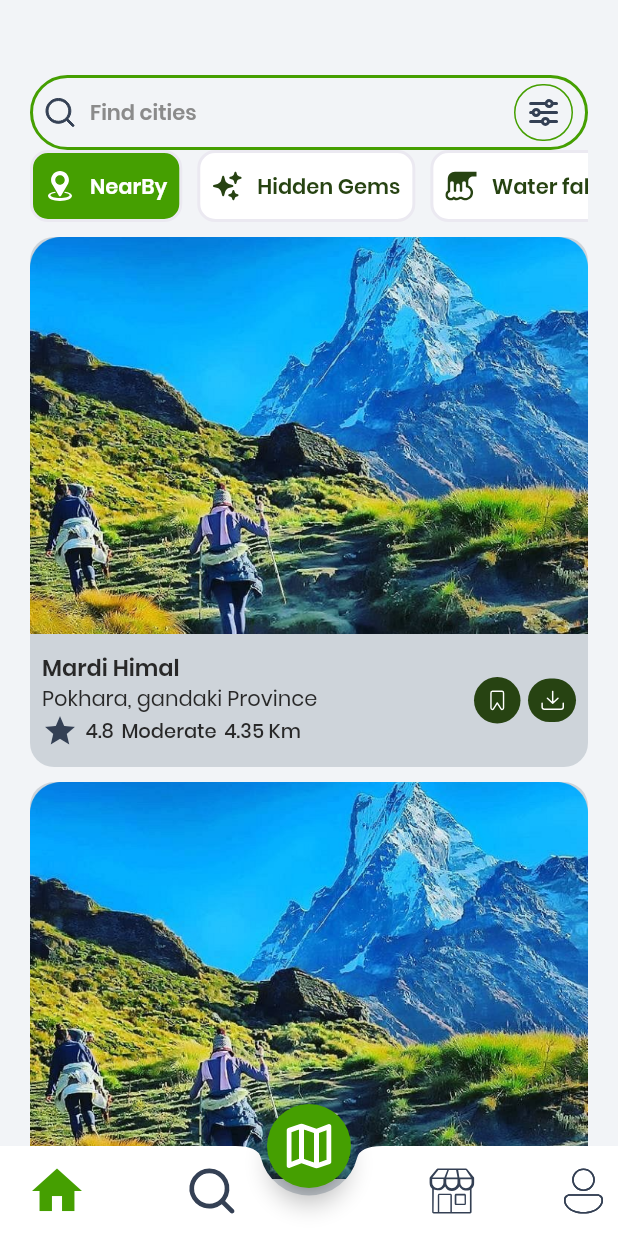
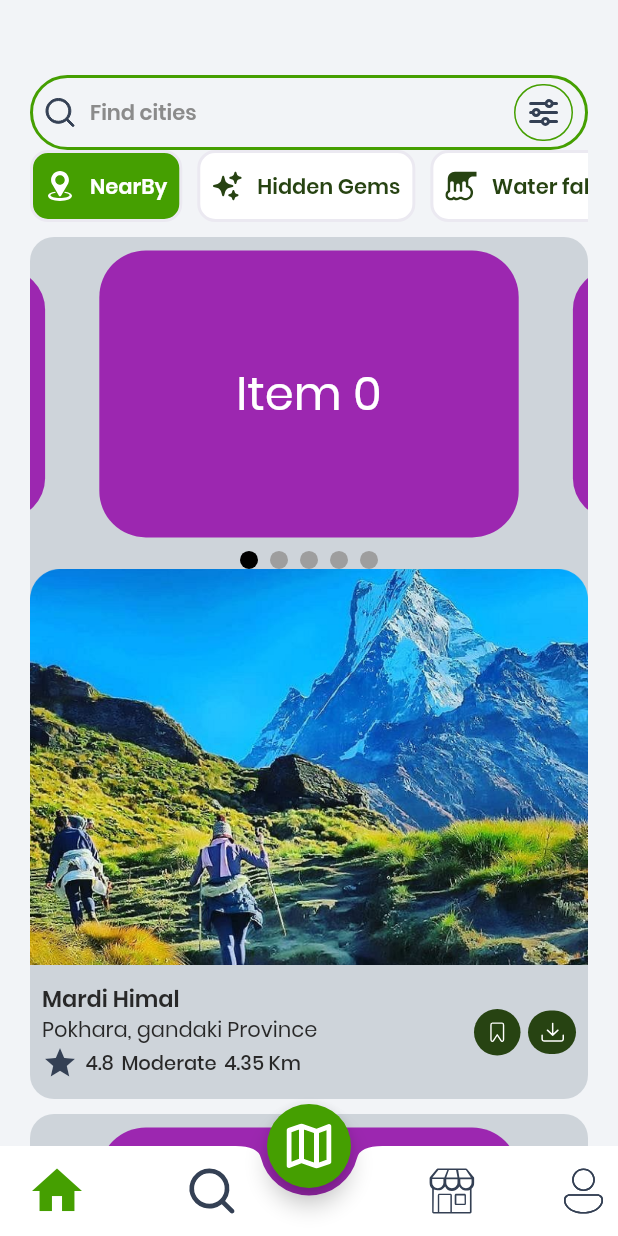
Before and after one commit to sandeshchapagai/goreto_application, a Flutter app: the screen it shows after launch, on a phone screen of 412 x 824 dp. Run offline on Flutter 3.47's test engine with Material 3 defaults, Android fonts, the phone set to English and light mode, and no system bars; drawn by our look-alikes of carousel_slider; our stand-ins replace equatable, flutter_bloc, flutter_dotenv, flutter_secure_storage, flutter_svg, fluttertoast and 2 more; key blocks and very long unbroken strings in the code were emptied for the run.

Commit message:
wip:home ui carousel

```diff
--- a/lib/presentation/screens/main/home/components/widgets/custom_home_card_widget.dart
+++ b/lib/presentation/screens/main/home/components/widgets/custom_home_card_widget.dart
@@ -1,3 +1,4 @@
+import 'package:carousel_slider/carousel_slider.dart';
 import 'package:flutter/material.dart';
 import 'package:goreto_app/core/app/constants/dimensions.dart';
 import 'package:goreto_app/core/app/constants/font_size.dart';
@@ -8,9 +9,33 @@ import 'package:goreto_app/presentation/widgets/custom_image_asset_widget.dart';
 import 'package:goreto_app/presentation/widgets/custom_svg_widget.dart';
 import 'package:goreto_app/utils/theme_extensions.dart';
 
-class CustomHomeCardWidget extends StatelessWidget {
+class CustomHomeCardWidget extends StatefulWidget {
   final String? image;
   const CustomHomeCardWidget({super.key, this.image});
+
+  @override
+  State<CustomHomeCardWidget> createState() => _CustomHomeCardWidgetState();
+}
+
+class _CustomHomeCardWidgetState extends State<CustomHomeCardWidget> {
+  int _currentIndex = 0;
+  final CarouselSliderController _controller = CarouselSliderController();
+
+  final List<Widget> _itemsList = List.generate(
+    5,
+    (index) => Container(
+      margin: const EdgeInsets.all(9),
+      alignment: Alignment.center,
+      decoration: BoxDecoration(
+        color: Colors.purple.shade500,
+        borderRadius: BorderRadius.circular(31),
+      ),
+      child: Text(
+        'Item $index',
+        style: const TextStyle(fontSize: 31, color: Colors.white),
+      ),
+    ),
+  );
 
   @override
   Widget build(BuildContext context) {
@@ -19,9 +44,36 @@ class CustomHomeCardWidget extends StatelessWidget {
           borderRadius: BorderRadius.circular(16),
           color: context.colors.grayShade300,
         ),
-      child: Column(
+        child: Column(children: [
+          Column(
             children: [
-          CustomImageAssetWidget(image: image ?? kHimalImage),
+              CarouselSlider(
+                items: _itemsList,
+                carouselController: _controller,
+                options: CarouselOptions(
+                  autoPlay: true,
+                  enlargeCenterPage: true,
+                  onPageChanged: (index, reason) {
+                    setState(() {
+                      _currentIndex = index;
+                    });
+                  },
+                ),
+              ),
+              Row(
+                  mainAxisAlignment: MainAxisAlignment.center,
+                  children: List.generate(_itemsList.length, (index) {
+                    return Container(
+                        width: 12.0,
+                        height: 12.0,
+                        margin: const EdgeInsets.symmetric(horizontal: 4.0),
+                        decoration: BoxDecoration(
+                            shape: BoxShape.circle,
+                            color: _currentIndex == index
+                                ? Colors.black
+                                : Colors.grey));
+                  })),
+              CustomImageAssetWidget(image: widget.image ?? kHimalImage),
               Container(
                 padding: EdgeInsets.symmetric(horizontal: 8, vertical: 12),
                 child: Row(
@@ -92,6 +144,6 @@ class CustomHomeCardWidget extends StatelessWidget {
               )
             ],
           ),
-    );
+        ]));
   }
 }
```
Lines whose indentation alone changed are shown as unchanged.
